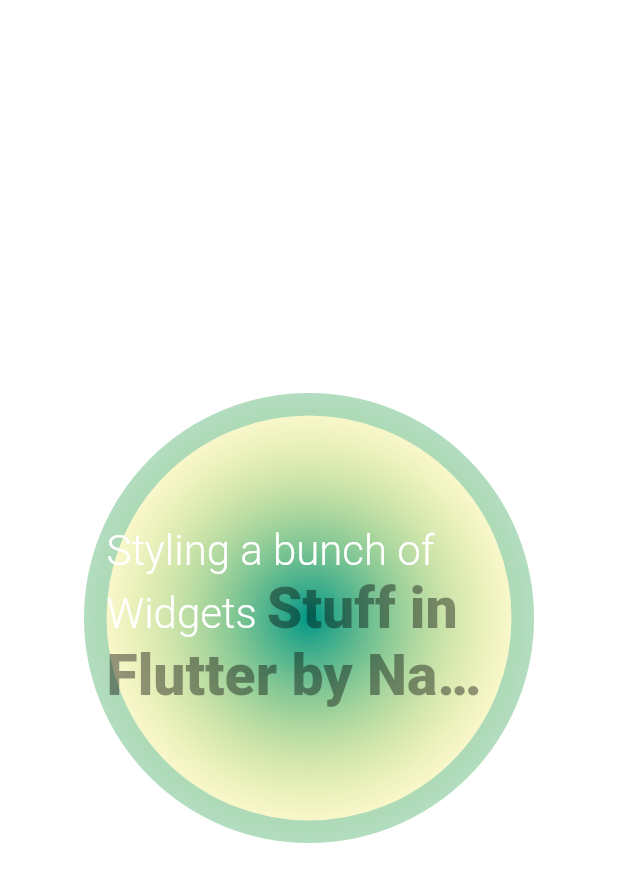
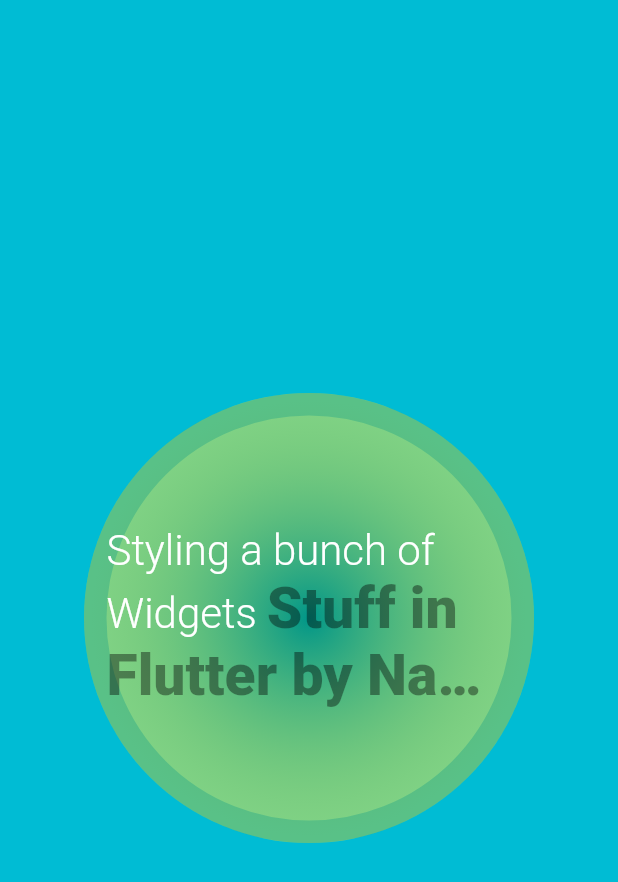
Before and after one commit to nahuelcabrera/flutter_styling, a Flutter app: the screen it shows after launch, on a phone screen of 412 x 824 dp. Shown: the top 882 px of the screen. Run offline on Flutter 3.47's test engine with Material 2 defaults, Android fonts, the phone set to English and light mode, and no system bars.

```diff
--- a/lib/main.dart
+++ b/lib/main.dart
@@ -8,7 +8,7 @@ class MyApp extends StatelessWidget {
     return MaterialApp(
       home: Scaffold(
         body: Container(
-          color: Colors.white,
+          color: Colors.cyan,
           child: Center(
             child: Transform(
               transform: Matrix4.identity(),
@@ -20,7 +20,7 @@ class MyApp extends StatelessWidget {
                 decoration: BoxDecoration(
                   gradient: RadialGradient(colors: <Color>[
                     Colors.teal,
-                    Colors.yellow.withOpacity(0.2),
+                    Colors.yellow.withOpacity(0.5),
                   ]),
                   //borderRadius: BorderRadius.circular(1000.0),
                   border: Border.all(color: Colors.teal.withOpacity(0.3), width: 15.0),
```
